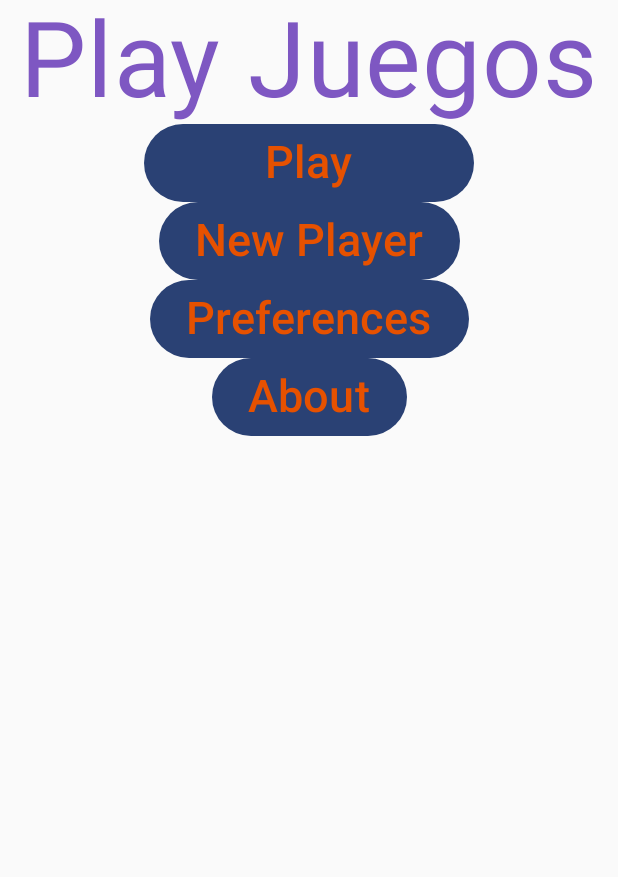
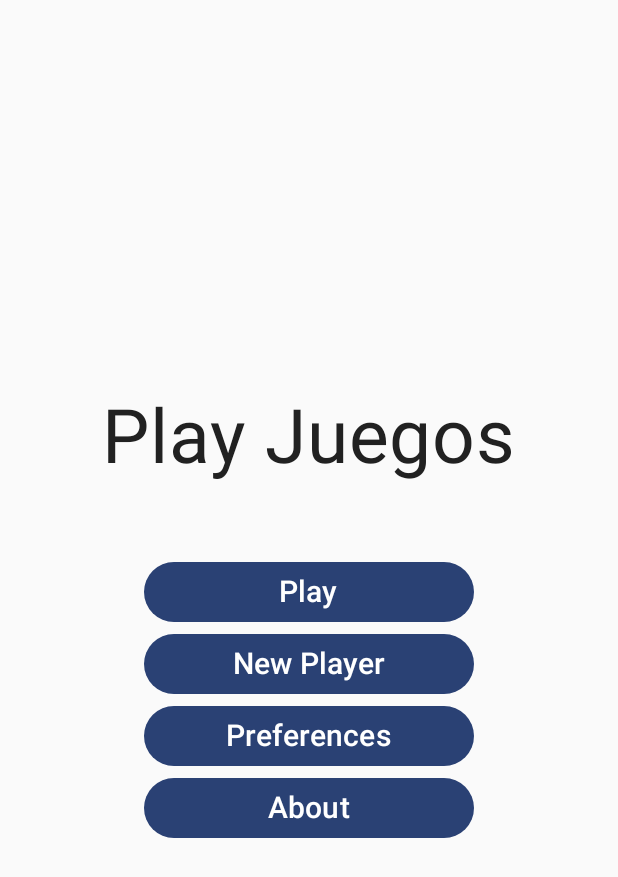
Before and after one commit to Evil004/2DAM, an Android app built with Jetpack Compose: the screen it shows after launch (MainActivity), on a phone screen of 412 x 824 dp. Shown: the top 877 px of the screen. Run offline under Robolectric (Android 15) with nearby library versions, the phone set to English and light mode, and no system bars.

Commit message:
12/09/2023

```diff
--- a/DI/Tema1/Test/app/src/main/java/com/example/test/Portada.kt
+++ b/DI/Tema1/Test/app/src/main/java/com/example/test/PlayJuegos.kt
@@ -1,5 +1,6 @@
 package com.example.test
 
+import androidx.compose.foundation.layout.Spacer
 import androidx.compose.foundation.layout.height
 import androidx.compose.foundation.layout.width
 import androidx.compose.material3.Button
@@ -9,59 +10,62 @@ import androidx.compose.ui.Modifier
 import androidx.compose.ui.res.stringResource
 import androidx.compose.ui.unit.dp
 import androidx.compose.ui.unit.sp
-import com.example.test.ui.theme.DeepPurple40
-import com.example.test.ui.theme.Orange90
+import com.example.test.ui.theme.Gray90
+import com.example.test.ui.theme.White
 
 @Composable
-fun Greeting(name: String, modifier: Modifier = Modifier) {
+fun PlayJuegos(modifier: Modifier = Modifier) {
     Text(
         text = stringResource(id = R.string.title),
         modifier = modifier,
-        color = DeepPurple40,
-        fontSize = 70.sp
+        color = Gray90,
+        fontSize = 50.sp
     )
 
+    Spacer(modifier = modifier.height(50.dp))
+
+    Button(
+        modifier = modifier.width(220.dp),
+        onClick = { /*TODO*/ },
+        ){
+
+        Text(
+            text = stringResource(id = R.string.play),
+            color = White,
+            fontSize = 20.sp
+        )
+
+    }
     Button(
         modifier = modifier.width(220.dp),
         onClick = { /*TODO*/ },
     ) {
         Text(
-            text = stringResource(id = R.string.play),
-            color = Orange90,
-            fontSize = 30.sp
+            text = stringResource(id = R.string.new_player),
+            color = White,
+            fontSize = 20.sp,
         )
 
     }
     Button(
-        modifier = modifier,
+        modifier = modifier.width(220.dp),
         onClick = { /*TODO*/ },
     ) {
         Text(
-            text = stringResource(id = R.string.new_player),
-            color = Orange90,
-            fontSize = 30.sp
+            text = stringResource(id = R.string.preferences),
+            color = White,
+            fontSize = 20.sp
         )
 
     }
     Button(
-        modifier = modifier,
-        onClick = { /*TODO*/ },
-    ) {
-        Text(
-            text = stringResource(id = R.string.preferences),
-            color = Orange90,
-            fontSize = 30.sp
-        )
-
-    }
-    Button(
-        modifier = modifier,
+        modifier = modifier.width(220.dp),
         onClick = { /*TODO*/ },
     ) {
         Text(
             text = stringResource(id = R.string.about),
-            color = Orange90,
-            fontSize = 30.sp
+            color = White,
+            fontSize = 20.sp
         )
 
     }
--- a/DI/Tema1/Test/app/src/main/java/com/example/test/ui/theme/Color.kt
+++ b/DI/Tema1/Test/app/src/main/java/com/example/test/ui/theme/Color.kt
@@ -10,5 +10,8 @@ val Purple40 = Color(0xFF6650a4)
 val PurpleGrey40 = Color(0xFF625b71)
 val Pink40 = Color(0xFF7D5260)
 
-val DeepPurple40 = Color(0xFF7E57C2)
+val DeepPurpleA20 = Color(0xFF7E57C2)
 val Orange90 = Color(0xFFE65100)
+
+val Gray90 = Color(0xFF212121)
+val White = Color(0xFFFFFFFF)
```
Also changed, not shown: AD/Tema1/src/main/kotlin/Exercici_1.kt (added, +17 -0 lines), AD/Tema1/src/main/kotlin/Main.kt (deleted, +0 -7 lines), DI/Tema1/Test/app/src/main/java/com/example/test/MainActivity.kt (+4 -16 lines).
